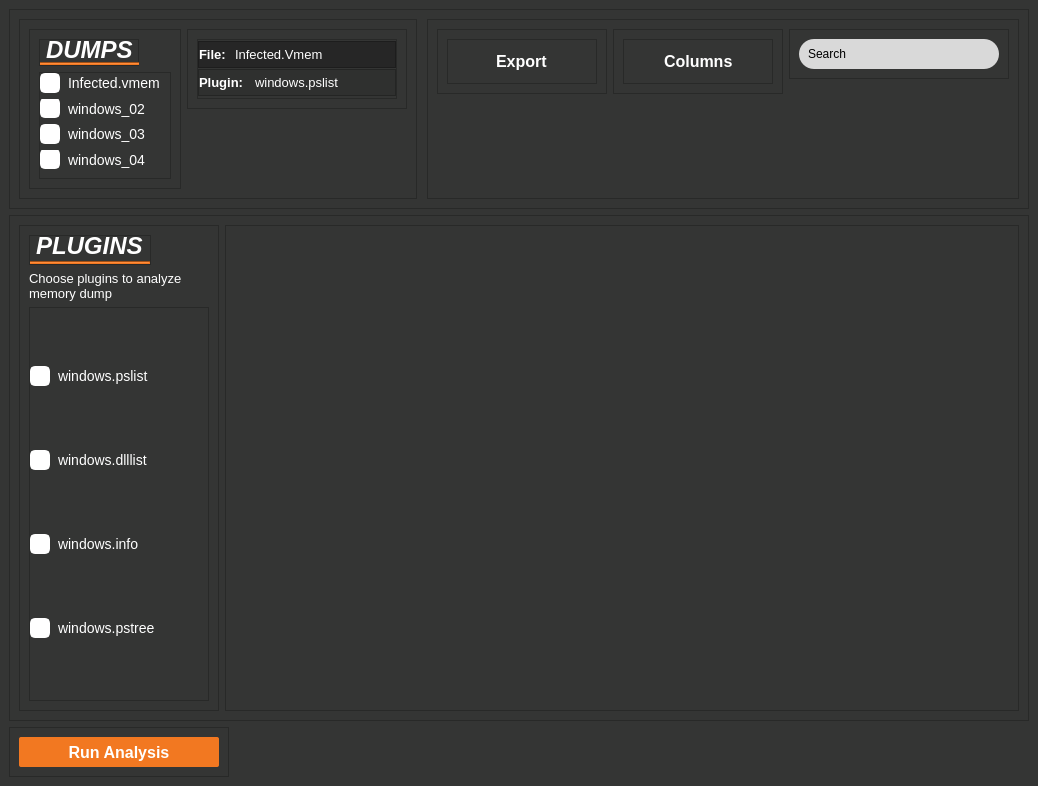
Before: the Qt Designer form newSimpleAnalyze/screens/ui/DataAnalyze.ui in Smidig-Leo/volatility3, drawn with Qt 5.
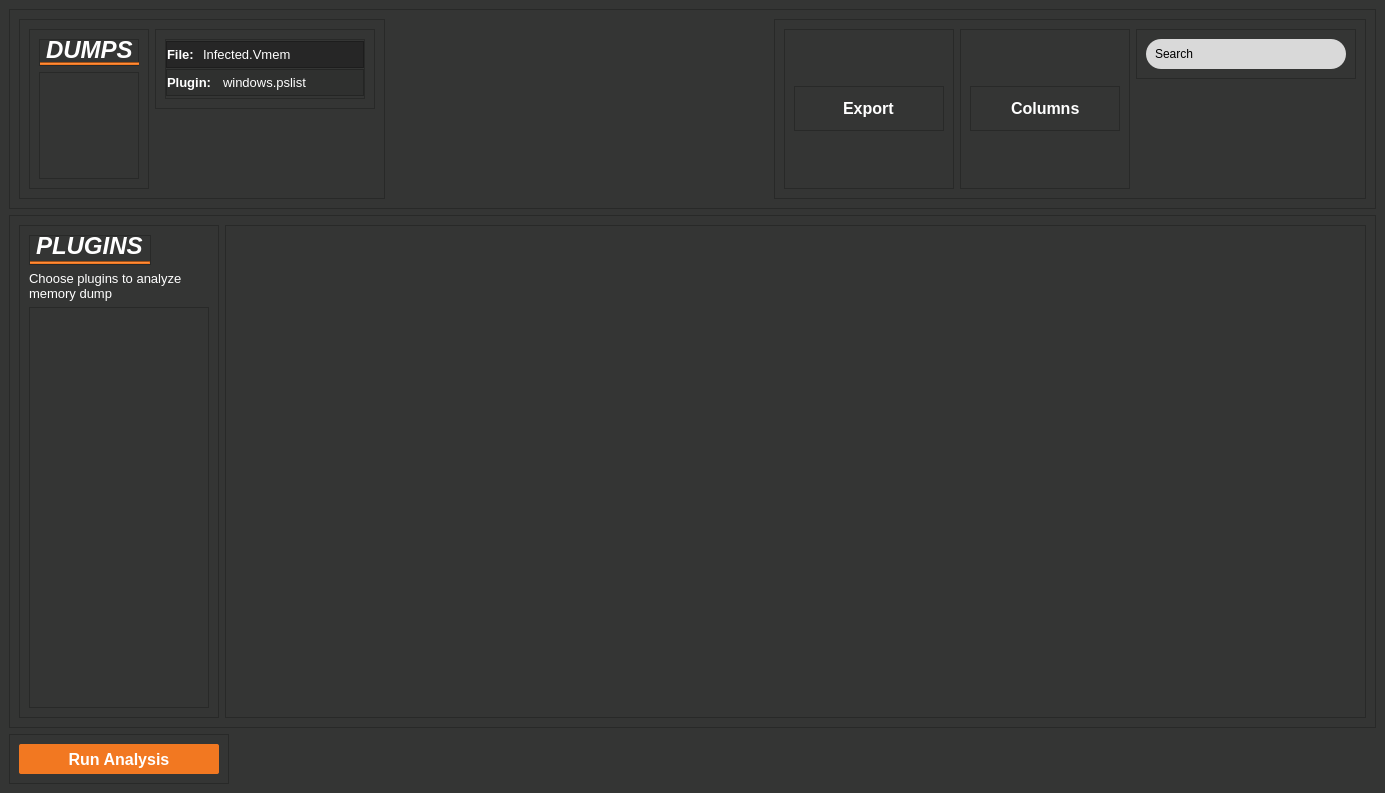
After: the same form once the commit is applied. Icons and pictures are not drawn.

Commit message: updated analyse data screen in newsimpleanalyse

Diff of the .ui file:
```diff
--- a/newSimpleAnalyze/screens/ui/DataAnalyze.ui
+++ b/newSimpleAnalyze/screens/ui/DataAnalyze.ui
@@ -6,8 +6,8 @@
    <rect>
     <x>0</x>
     <y>0</y>
-    <width>1038</width>
-    <height>786</height>
+    <width>1385</width>
+    <height>793</height>
    </rect>
   </property>
   <property name="windowTitle">
@@ -339,151 +339,6 @@
                 <property name="topMargin">
                  <number>0</number>
                 </property>
-                <item>
-                 <widget class="QCheckBox" name="checkBoxDump1">
-                  <property name="font">
-                   <font>
-                    <family>Arial</family>
-                    <pointsize>-1</pointsize>
-                    <weight>50</weight>
-                    <bold>false</bold>
-                   </font>
-                  </property>
-                  <property name="styleSheet">
-                   <string notr="true">QCheckBox::indicator {
-    width: 16px;
-    height: 16px;
-    border-radius: 5px;
-    border: 2px solid #FFFFFF;
-    background-color: #FFFFFF;
-}
-
-/* Checked state */
-QCheckBox::indicator:checked {
-    background-color: #FF6600;
-    border: 2px solid #FF6600;
-	image: url(:/checked/assets/Checked.png);
-}
-
-/* Styling for the checkbox text */
-QCheckBox {
-    color: #FFFFFF;
-    font-size: 14px;
-    font-family: Arial, sans-serif;
-    spacing: 8px;
-}
-</string>
-                  </property>
-                  <property name="text">
-                   <string>Infected.vmem</string>
-                  </property>
-                  <property name="iconSize">
-                   <size>
-                    <width>20</width>
-                    <height>20</height>
-                   </size>
-                  </property>
-                  <property name="checked">
-                   <bool>true</bool>
-                  </property>
-                 </widget>
-                </item>
-                <item>
-                 <widget class="QCheckBox" name="checkBoxDump2">
-                  <property name="styleSheet">
-                   <string notr="true">QCheckBox::indicator {
-    width: 16px;
-    height: 16px;
-    border-radius: 5px;
-    border: 2px solid #FFFFFF;
-    background-color: #FFFFFF;
-}
-
-/* Checked state */
-QCheckBox::indicator:checked {
-    background-color: #FF6600;
-    border: 2px solid #FF6600;
-	image: url(:/checked/assets/Checked.png);
-}
-
-/* Styling for the checkbox text */
-QCheckBox {
-    color: #FFFFFF;
-    font-size: 14px;
-    font-family: Arial, sans-serif;
-    spacing: 8px;
-}
-</string>
-                  </property>
-                  <property name="text">
-                   <string>windows_02</string>
-                  </property>
-                 </widget>
-                </item>
-                <item>
-                 <widget class="QCheckBox" name="checkBoxDump3">
-                  <property name="styleSheet">
-                   <string notr="true">QCheckBox::indicator {
-    width: 16px;
-    height: 16px;
-    border-radius: 5px;
-    border: 2px solid #FFFFFF;
-    background-color: #FFFFFF;
-}
-
-/* Checked state */
-QCheckBox::indicator:checked {
-    background-color: #FF6600;
-    border: 2px solid #FF6600;
-	image: url(:/checked/assets/Checked.png);
-}
-
-/* Styling for the checkbox text */
-QCheckBox {
-    color: #FFFFFF;
-    font-size: 14px;
-    font-family: Arial, sans-serif;
-    spacing: 8px;
-}
-</string>
-                  </property>
-                  <property name="text">
-                   <string>windows_03</string>
-                  </property>
-                 </widget>
-                </item>
-                <item>
-                 <widget class="QCheckBox" name="checkBoxDump4">
-                  <property name="styleSheet">
-                   <string notr="true">QCheckBox::indicator {
-    width: 16px;
-    height: 16px;
-    border-radius: 5px;
-    border: 2px solid #FFFFFF;
-    background-color: #FFFFFF;
-}
-
-/* Checked state */
-QCheckBox::indicator:checked {
-    background-color: #FF6600;
-    border: 2px solid #FF6600;
-	image: url(:/checked/assets/Checked.png);
-}
-
-/* Styling for the checkbox text */
-QCheckBox {
-    color: #FFFFFF;
-    font-size: 14px;
-    font-family: Arial, sans-serif;
-    spacing: 8px;
-}
-</string>
-                  </property>
-                  <property name="text">
-                   <string>windows_04</string>
-                  </property>
-                 </widget>
-                </item>
                </layout>
               </widget>
              </item>
@@ -796,7 +651,7 @@
           <enum>QFrame::Raised</enum>
          </property>
          <layout class="QHBoxLayout" name="horizontalLayout_3">
-          <item alignment="Qt::AlignTop">
+          <item>
            <widget class="QFrame" name="frame_8">
             <property name="frameShape">
              <enum>QFrame::StyledPanel</enum>
@@ -805,7 +660,7 @@
              <enum>QFrame::Raised</enum>
             </property>
             <layout class="QVBoxLayout" name="verticalLayout_9">
-             <item alignment="Qt::AlignRight|Qt::AlignTop">
+             <item>
               <widget class="QFrame" name="frameExport">
                <property name="sizePolicy">
                 <sizepolicy hsizetype="Fixed" vsizetype="Fixed">
@@ -873,7 +728,7 @@
             </layout>
            </widget>
           </item>
-          <item alignment="Qt::AlignTop">
+          <item>
            <widget class="QFrame" name="frame_3">
             <property name="frameShape">
              <enum>QFrame::StyledPanel</enum>
@@ -1205,151 +1060,6 @@
              <property name="bottomMargin">
               <number>0</number>
              </property>
-             <item>
-              <widget class="QCheckBox" name="checkBoxPlugin1">
-               <property name="styleSheet">
-                <string notr="true">QCheckBox::indicator {
-    width: 16px;
-    height: 16px;
-    border-radius: 5px;
-    border: 2px solid #FFFFFF;
-    background-color: #FFFFFF;
-}
-
-/* Checked state */
-QCheckBox::indicator:checked {
-    background-color: #FF6600;
-    border: 2px solid #FF6600;
-	image: url(:/checked/assets/Checked.png);
-}
-
-/* Styling for the checkbox text */
-QCheckBox {
-    color: #FFFFFF;
-    font-size: 14px;
-    font-family: Arial, sans-serif;
-    spacing: 8px;
-}
-</string>
-               </property>
-               <property name="text">
-                <string>windows.pslist</string>
-               </property>
-               <property name="checked">
-                <bool>true</bool>
-               </property>
-              </widget>
-             </item>
-             <item>
-              <widget class="QCheckBox" name="checkBoxPlugin2">
-               <property name="styleSheet">
-                <string notr="true">QCheckBox::indicator {
-    width: 16px;
-    height: 16px;
-    border-radius: 5px;
-    border: 2px solid #FFFFFF;
-    background-color: #FFFFFF;
-}
-
-/* Checked state */
-QCheckBox::indicator:checked {
-    background-color: #FF6600;
-    border: 2px solid #FF6600;
-	image: url(:/checked/assets/Checked.png);
-}
-
-/* Styling for the checkbox text */
-QCheckBox {
-    color: #FFFFFF;
-    font-size: 14px;
-    font-family: Arial, sans-serif;
-    spacing: 8px;
-}
-</string>
-               </property>
-               <property name="text">
-                <string>windows.dlllist</string>
-               </property>
-              </widget>
-             </item>
-             <item>
-              <widget class="QCheckBox" name="checkBoxPlugin3">
-               <property name="styleSheet">
-                <string notr="true">QCheckBox::indicator {
-    width: 16px;
-    height: 16px;
-    border-radius: 5px;
-    border: 2px solid #FFFFFF;
-    background-color: #FFFFFF;
-}
-
-/* Checked state */
-QCheckBox::indicator:checked {
-    background-color: #FF6600;
-    border: 2px solid #FF6600;
-	image: url(:/checked/assets/Checked.png);
-}
-
-/* Styling for the checkbox text */
-QCheckBox {
-    color: #FFFFFF;
-    font-size: 14px;
-    font-family: Arial, sans-serif;
-    spacing: 8px;
-}
-</string>
-               </property>
-               <property name="text">
-                <string>windows.info</string>
-               </property>
-              </widget>
-             </item>
-             <item>
-              <widget class="QCheckBox" name="checkBoxPlugin4">
-               <property name="font">
-                <font>
-                 <family>Arial</family>
-                 <pointsize>-1</pointsize>
-                 <weight>50</weight>
-                 <bold>false</bold>
-                </font>
-               </property>
-               <property name="styleSheet">
-                <string notr="true">QCheckBox::indicator {
-    width: 16px;
-    height: 16px;
-    border-radius: 5px;
-    border: 2px solid #FFFFFF;
-    background-color: #FFFFFF;
-}
-
-/* Checked state */
-QCheckBox::indicator:checked {
-    background-color: #FF6600;
-    border: 2px solid #FF6600;
-	image: url(:/checked/assets/Checked.png);
-}
-
-/* Styling for the checkbox text */
-QCheckBox {
-    color: #FFFFFF;
-    font-size: 14px;
-    font-family: Arial, sans-serif;
-    spacing: 8px;
-}
-</string>
-               </property>
-               <property name="text">
-                <string>windows.pstree</string>
-               </property>
-               <property name="iconSize">
-                <size>
-                 <width>20</width>
-                 <height>20</height>
-                </size>
-               </property>
-              </widget>
-             </item>
             </layout>
            </widget>
           </item>
@@ -1380,8 +1090,8 @@
               <rect>
                <x>0</x>
                <y>0</y>
-               <width>772</width>
-               <height>464</height>
+               <width>1113</width>
+               <height>465</height>
               </rect>
              </property>
             </widget>
```
Left out of the diff: 64 changed lines with no effect on the pictures. The commit also changes 33 other files.
